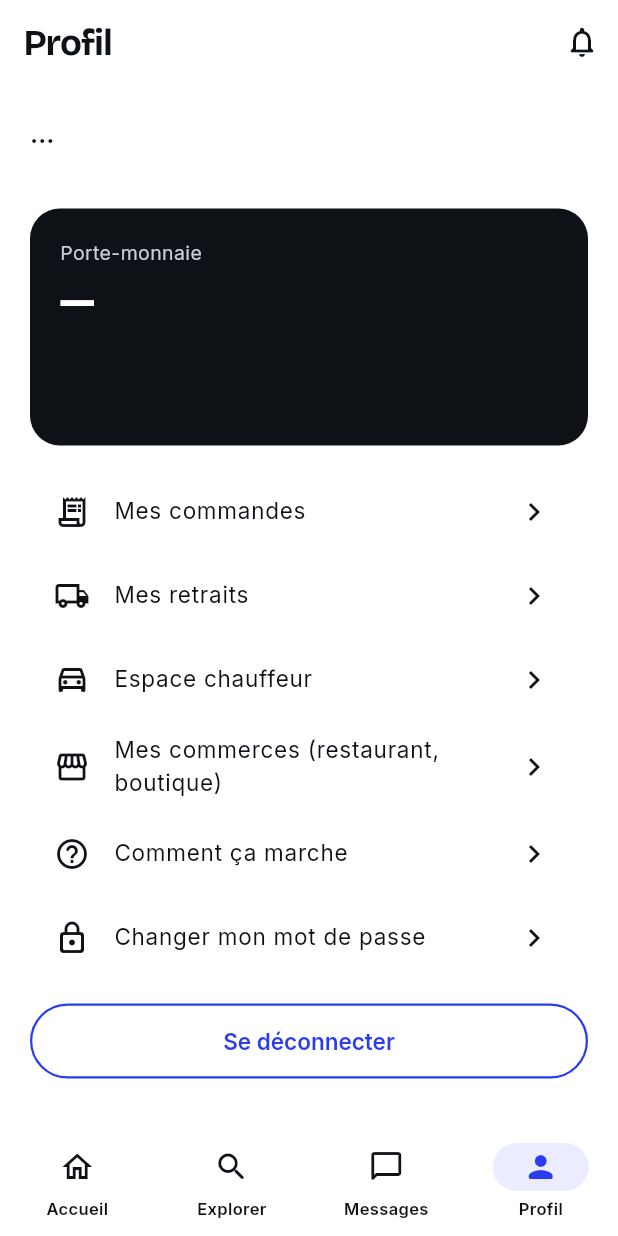
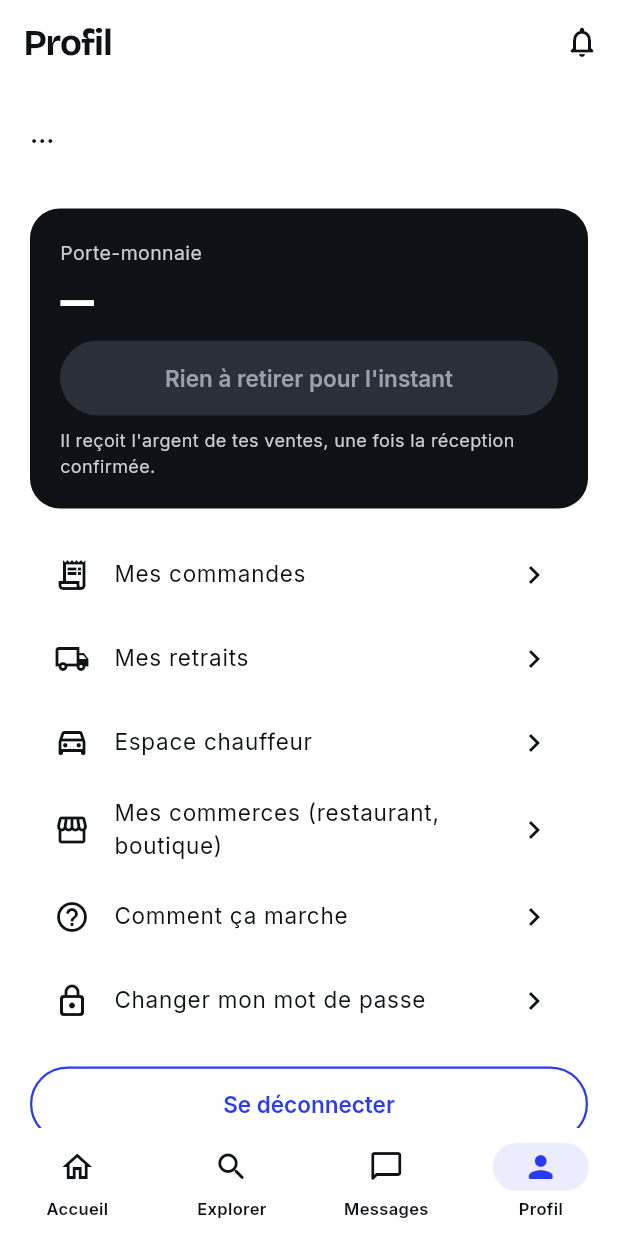
Before and after one commit to cyrilleedimo/superapp, a Flutter app: the ProfileScreen screen opened by its route, on a phone screen of 412 x 824 dp. Run offline on Flutter 3.47's test engine with Material 3 defaults, Android fonts, the phone set to English and light mode, and no system bars; our stand-ins replace dio, fl_chart, flutter_map, flutter_riverpod, flutter_secure_storage, geolocator and 5 more; accounts and stored records are empty; network calls fail.

Commit message:
Finitions : retour à l'accueil après déconnexion, données rechargées par compte, APK allégé, web autonome
- Les écrans se rechargent à chaque changement de compte (aucune donnée du compte précédent).
- Porte-monnaie : bouton de retrait lisible quand le solde est nul.
- Fiche d'un article réservé : lien vers ses commandes.
- APK limité à arm/arm64 ; application web sans dépendance à un CDN tiers.
- Documentation d'architecture et de sécurité mise à jour.

Co-Authored-By: Claude Fable 5.2 <noreply@anthropic.com>
Claude-Session: https://claude.ai/code/session_01SyZHCDsA6Mb6h9Sak1xgCz

```diff
--- a/app/lib/core/data.dart
+++ b/app/lib/core/data.dart
@@ -3,8 +3,11 @@
 import 'package:flutter_riverpod/flutter_riverpod.dart';
 import 'providers.dart';
 
-final jsonProvider = FutureProvider.autoDispose.family<Map<String, dynamic>, String>(
-    (ref, path) => ref.watch(apiClientProvider).get(path));
+final jsonProvider = FutureProvider.autoDispose.family<Map<String, dynamic>, String>((ref, path) {
+  // Rechargé à chaque connexion / déconnexion : jamais de données d'un compte précédent à l'écran.
+  ref.watch(sessionProvider);
+  return ref.watch(apiClientProvider).get(path);
+});
 
 /// Liste `items` d'une réponse paginée.
 List<Map<String, dynamic>> itemsOf(Map<String, dynamic> json) =>
--- a/app/lib/features/account/account_screens.dart
+++ b/app/lib/features/account/account_screens.dart
@@ -245,10 +245,15 @@ class ProfileScreen extends ConsumerWidget {
                       style: t.headlineMedium?.copyWith(color: Colors.white)),
                   const SizedBox(height: 12),
                   FilledButton(
-                    style: FilledButton.styleFrom(backgroundColor: LumoColors.lime, foregroundColor: LumoColors.ink),
+                    style: FilledButton.styleFrom(
+                        backgroundColor: LumoColors.lime, foregroundColor: LumoColors.ink,
+                        disabledBackgroundColor: const Color(0xFF2A2F38), disabledForegroundColor: const Color(0xFF9AA1AD)),
                     onPressed: available > 0 ? () => _payout(context, ref, available) : null,
-                    child: const Text('Retirer vers Mobile Money'),
+                    child: Text(available > 0 ? 'Retirer vers Mobile Money' : 'Rien à retirer pour l\'instant'),
                   ),
+                  const SizedBox(height: 8),
+                  const Text('Il reçoit l\'argent de tes ventes, une fois la réception confirmée.',
+                      style: TextStyle(color: Color(0xFFC9CDD6), fontSize: 12)),
                 ]),
               ),
               const SizedBox(height: 16),
@@ -266,7 +271,13 @@ class ProfileScreen extends ConsumerWidget {
               // utilisateurs n'ont ni besoin ni intérêt à voir/changer l'adresse du serveur.
               if (isAdmin) const _ServerAddressTile(),
               const SizedBox(height: 16),
-              OutlinedButton(onPressed: () => ref.read(sessionProvider.notifier).logout(), child: const Text('Se déconnecter')),
+              OutlinedButton(
+                onPressed: () async {
+                  await ref.read(sessionProvider.notifier).logout();
+                  if (context.mounted) context.go('/'); // retour à l'accueil, visible sans compte
+                },
+                child: const Text('Se déconnecter'),
+              ),
             ]),
           ),
         ),
--- a/app/lib/features/onboarding/onboarding_screens.dart
+++ b/app/lib/features/onboarding/onboarding_screens.dart
@@ -151,7 +151,7 @@ const _guides = [
   ], cta: 'Ouvrir mes commerces', route: '/merchant'),
   _Guide(Icons.account_balance_wallet_outlined, 'Le porte-monnaie', [
     'Il reçoit l\'argent de tes ventes, une fois la réception confirmée par l\'acheteur.',
-    'Chaque mouvement est inscrit dans un registre comptable qui ne peut être ni modifié ni effacé.',
+    'Chaque mouvement est inscrit dans un registre comptable : une écriture n\'est jamais modifiée ni effacée, une erreur se corrige par une nouvelle écriture.',
     'Pour retirer vers Orange Money ou MTN MoMo, ton mot de passe est redemandé.',
     'Pour payer une commande, tu n\'as pas besoin de l\'alimenter : tu paies directement avec Mobile Money.',
   ]),
```
Also changed, not shown: app/lib/features/marketplace/listing_detail_screen.dart (+6 -2 lines), 4 other files.
